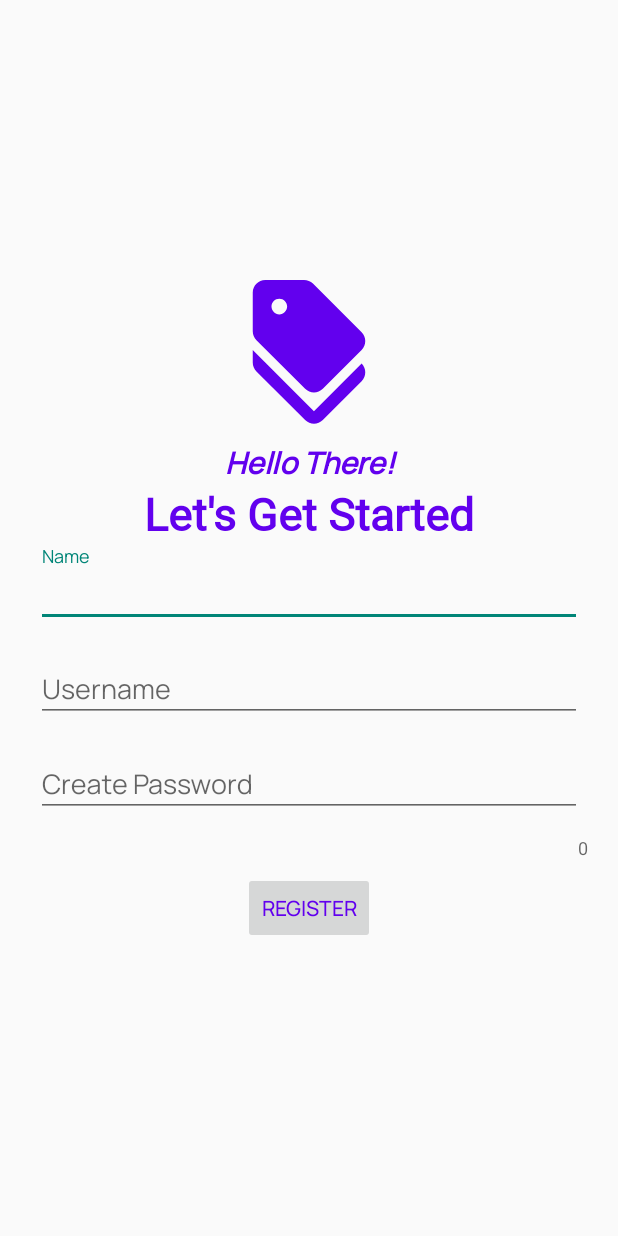
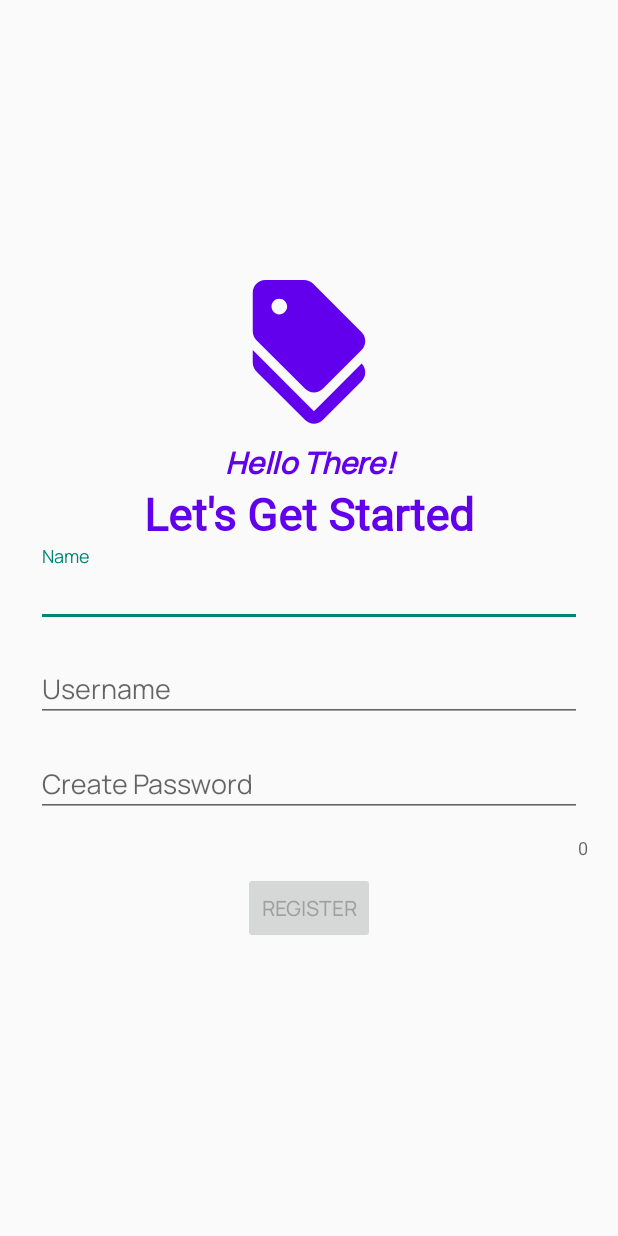
Before and after one commit to zayne-siew/PromoJio, an Android app: the Register screen opened directly, with no data from a screen before it, on a phone screen of 412 x 824 dp. Run offline under Robolectric (Android 15) with nearby library versions, the phone set to English and light mode, and no system bars.

Commit message:
- fix themes back to default

```diff
--- a/app/src/main/res/values-night/themes.xml
+++ b/app/src/main/res/values-night/themes.xml
@@ -2,7 +2,6 @@
     <!-- Base application theme. -->
     <style name="Theme.PromoJio" parent="Theme.MaterialComponents.DayNight.NoActionBar.Bridge">
         <!-- Primary brand color. -->
-        <item name="android:textColor">@color/purple_200</item>
         <item name="colorPrimary">@color/purple_200</item>
         <item name="colorPrimaryVariant">@color/purple_700</item>
         <item name="colorOnPrimary">@color/black</item>
@@ -10,8 +9,6 @@
         <item name="colorSecondary">@color/teal_200</item>
         <item name="colorSecondaryVariant">@color/teal_200</item>
         <item name="colorOnSecondary">@color/black</item>
-        <!-- Background color -->
-        <item name="backgroundColor">@color/purple_200</item>
         <!-- Status bar color. -->
         <item name="android:statusBarColor">?attr/colorPrimaryVariant</item>
         <!-- Styling for material date pickers -->
--- a/app/src/main/res/values/themes.xml
+++ b/app/src/main/res/values/themes.xml
@@ -2,7 +2,6 @@
     <!-- Base application theme. -->
     <style name="Theme.PromoJio" parent="Theme.MaterialComponents.DayNight.NoActionBar.Bridge">
         <!-- Primary brand color. -->
-        <item name="android:textColor">@color/purple_500</item>
         <item name="colorPrimary">@color/purple_500</item>
         <item name="colorPrimaryVariant">@color/purple_700</item>
         <item name="colorOnPrimary">@color/white</item>
@@ -10,8 +9,6 @@
         <item name="colorSecondary">@color/teal_200</item>
         <item name="colorSecondaryVariant">@color/teal_700</item>
         <item name="colorOnSecondary">@color/black</item>
-        <!-- Background color -->
-        <item name="backgroundColor">@color/purple_500</item>
         <!-- Status bar color. -->
         <item name="android:statusBarColor">?attr/colorPrimaryVariant</item>
         <!-- Styling for material date pickers -->
```
